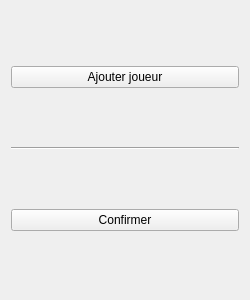
Old version of the form src/QYamsStartFormWidget.ui in the repository corentin703/Yams.
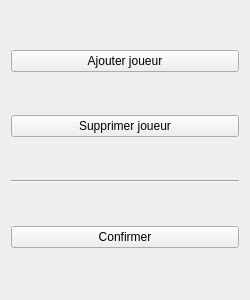
New version of the form.

Commit message: Corrections entrée joueurs 2

```diff
--- a/src/QYamsStartFormWidget.ui
+++ b/src/QYamsStartFormWidget.ui
@@ -30,6 +30,13 @@
      </property>
     </widget>
    </item>
+   <item>
+    <widget class="QPushButton" name="btnDeletePlayer">
+     <property name="text">
+      <string>Supprimer joueur</string>
+     </property>
+    </widget>
+   </item>
    <item>
     <widget class="Line" name="line">
      <property name="orientation">
```
The commit also changes 2 other files.
